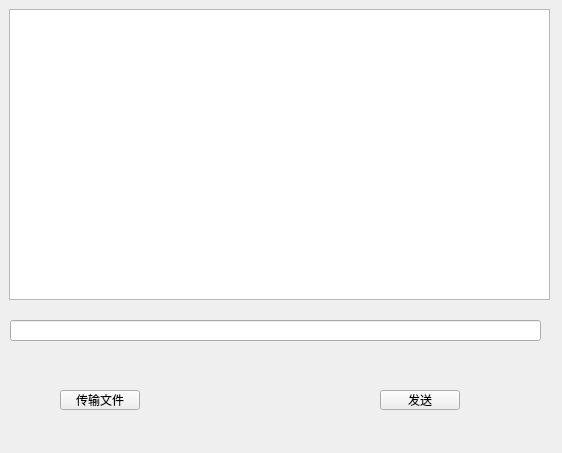
First picture: the form in movie_client/privatechat.ui, repository GuThree/movie_client, before the edit.
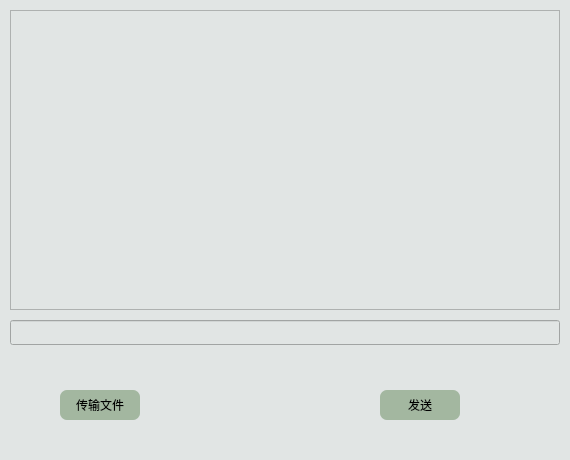
Second picture: the form after the edit.

The edit to the form file:
```diff
--- a/movie_client/privatechat.ui
+++ b/movie_client/privatechat.ui
@@ -6,20 +6,23 @@
    <rect>
     <x>0</x>
     <y>0</y>
-    <width>562</width>
-    <height>453</height>
+    <width>570</width>
+    <height>460</height>
    </rect>
   </property>
   <property name="windowTitle">
    <string>Form</string>
   </property>
+  <property name="styleSheet">
+   <string notr="true">background-color:rgb(225, 229, 228);</string>
+  </property>
   <widget class="QTextEdit" name="textEdit">
    <property name="geometry">
     <rect>
-     <x>9</x>
-     <y>9</y>
-     <width>541</width>
-     <height>291</height>
+     <x>10</x>
+     <y>10</y>
+     <width>550</width>
+     <height>300</height>
     </rect>
    </property>
   </widget>
@@ -28,8 +31,8 @@
     <rect>
      <x>10</x>
      <y>320</y>
-     <width>531</width>
-     <height>21</height>
+     <width>550</width>
+     <height>25</height>
     </rect>
    </property>
   </widget>
@@ -39,9 +42,14 @@
      <x>380</x>
      <y>390</y>
      <width>80</width>
-     <height>20</height>
+     <height>30</height>
     </rect>
    </property>
+   <property name="styleSheet">
+    <string notr="true">background-color:rgb(163, 183, 160);
+font: 11pt &quot;黑体&quot;;
+border-radius:7px;</string>
+   </property>
    <property name="text">
     <string>发送</string>
    </property>
@@ -52,9 +60,14 @@
      <x>60</x>
      <y>390</y>
      <width>80</width>
-     <height>20</height>
+     <height>30</height>
     </rect>
    </property>
+   <property name="styleSheet">
+    <string notr="true">background-color:rgb(163, 183, 160);
+font: 11pt &quot;黑体&quot;;
+border-radius:7px;</string>
+   </property>
    <property name="text">
     <string>传输文件</string>
    </property>
```
